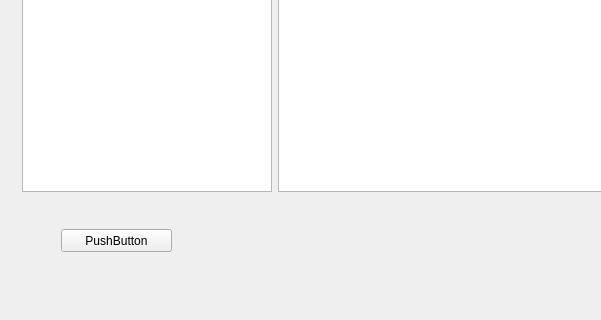
First picture: the form in flvparse.ui, repository mayudong1/flvParse, before the edit; both pictures show x 0 to 601 and y 252 to 572 of the 741 by 572 pixel window.
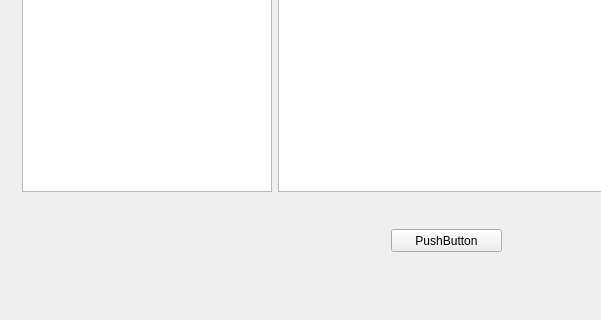
Second picture: the form after the edit.

The edit to the form file:
```diff
--- a/flvparse.ui
+++ b/flvparse.ui
@@ -89,7 +89,7 @@
       <widget class="QPushButton" name="openButton">
        <property name="geometry">
         <rect>
-         <x>50</x>
+         <x>380</x>
          <y>20</y>
          <width>111</width>
          <height>23</height>
```
